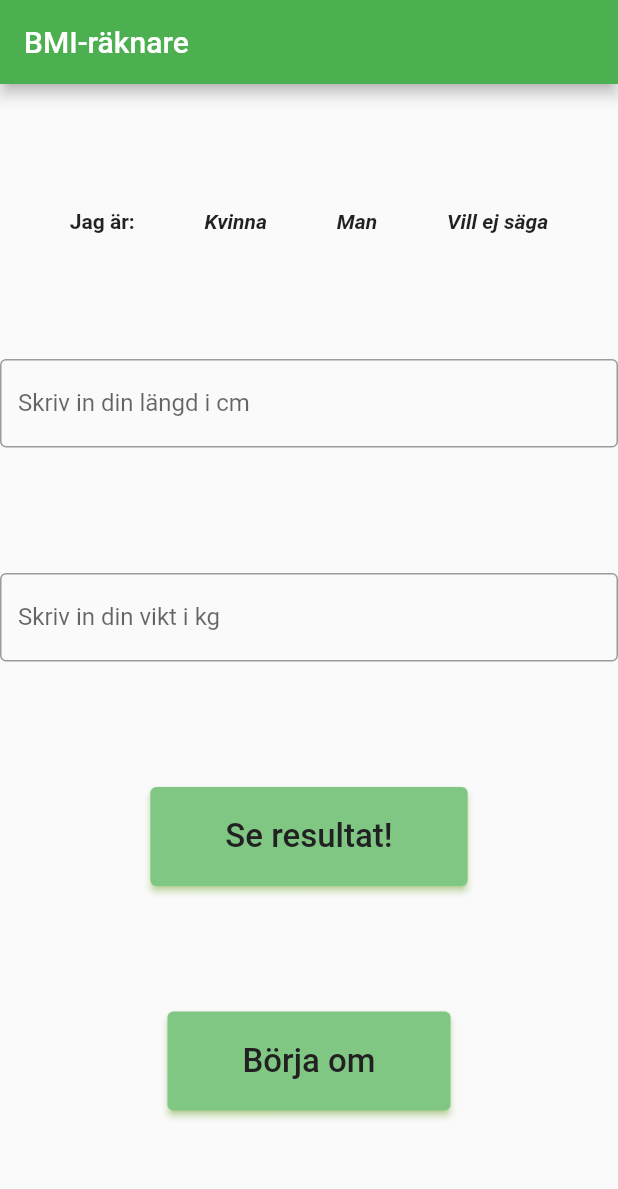
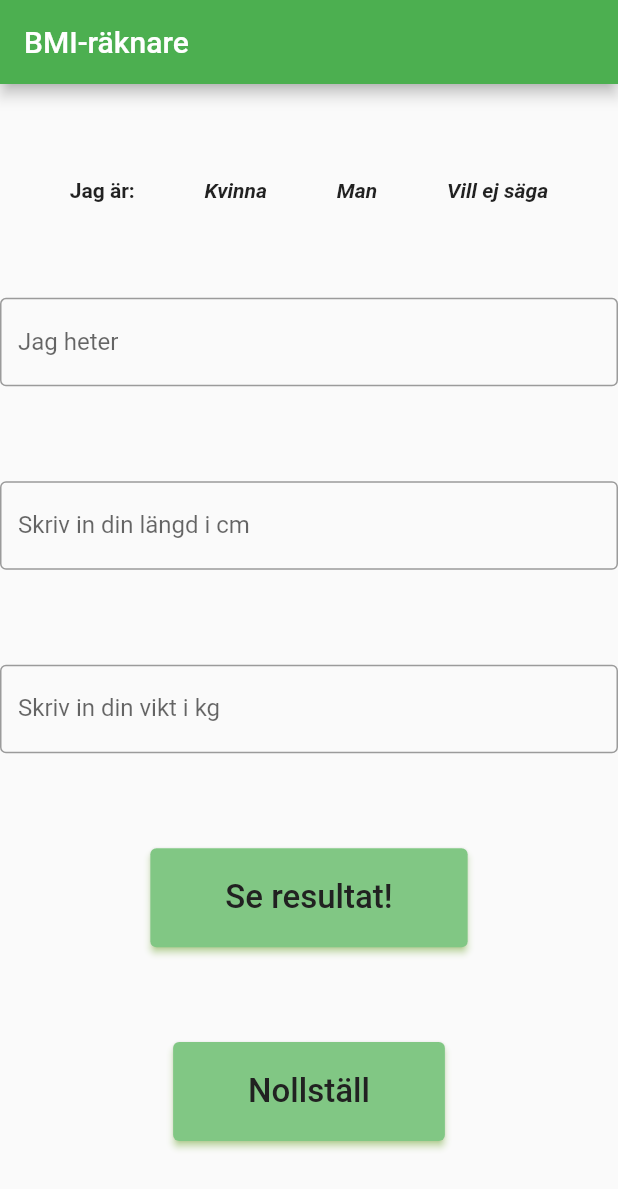
Before and after one commit to Sannio82/BMI, a Flutter app: the screen it shows after launch, after a tap on "Se resultat!", on a phone screen of 412 x 824 dp. Shown: the top 1189 px of the screen. Run offline on Flutter 3.47's test engine with Material 2 defaults, Android fonts, the phone set to English and light mode, and no system bars.

Commit message:
last changes

```diff
--- a/lib/main.dart
+++ b/lib/main.dart
@@ -32,12 +32,14 @@ class _MyHomePageState extends State<MyHomePage> {
   double bmi = 0.0;
   String kategori = "";
   String gender = "";
+  String name = "";
   bool woman = false;
   bool man = false;
   bool noGender = false;
 
   final heightController = TextEditingController();
   final weightController = TextEditingController();
+  final nameController = TextEditingController();
 
   void _countBmi() {
     setState(() {
@@ -48,12 +50,15 @@ class _MyHomePageState extends State<MyHomePage> {
 
       bmi = double.parse((bmiCounted).toStringAsFixed(2));
 
-      double.parse((12.3412).toStringAsFixed(2));
-
       category();
       genderSelection();
+      setName();
+    });
+  }
 
-      print("$bmi");
+  void setName() {
+    setState(() {
+      name = (nameController.text.toString());
     });
   }
 
@@ -75,8 +80,6 @@ class _MyHomePageState extends State<MyHomePage> {
       } else {
         kategori = "";
       }
-
-      print("Det räknas som $kategori");
     });
   }
 
@@ -91,8 +94,6 @@ class _MyHomePageState extends State<MyHomePage> {
       } else {
         gender = "Du har inte angett kön, ditt";
       }
-
-      print("$gender");
     });
   }
 
@@ -100,9 +101,11 @@ class _MyHomePageState extends State<MyHomePage> {
     setState(() {
       bmi = 0.0;
       gender = "";
+      name = "";
 
       heightController.text = "";
       weightController.text = "";
+      nameController.text = "";
     });
   }
 
@@ -171,6 +174,12 @@ class _MyHomePageState extends State<MyHomePage> {
           ),
           TextField(
               decoration: InputDecoration(
+                labelText: "Jag heter",
+                border: OutlineInputBorder(),
+              ),
+              controller: nameController),
+          TextField(
+              decoration: InputDecoration(
                   labelText: "Skriv in din längd i cm",
                   border: OutlineInputBorder()),
               controller: heightController),
@@ -203,7 +212,7 @@ class _MyHomePageState extends State<MyHomePage> {
               reset();
             },
             child: Text(
-              "Börja om",
+              "Nollställ",
               style: TextStyle(fontSize: 22, color: Colors.grey.shade900),
             ),
           )
@@ -216,6 +225,7 @@ class _MyHomePageState extends State<MyHomePage> {
     String kategoriResultat = kategori;
     String genderResultat = gender;
     double bmiResultat = bmi;
+    String nameResultat = name;
     Navigator.push(
         context,
         MaterialPageRoute(
@@ -223,6 +233,7 @@ class _MyHomePageState extends State<MyHomePage> {
             kategoriR: kategoriResultat,
             genderR: genderResultat,
             bmiR: bmiResultat,
+            nameR: nameResultat,
           ),
         ));
   }
```
Also changed, not shown: lib/route_generator.dart (+11 -1 lines).
